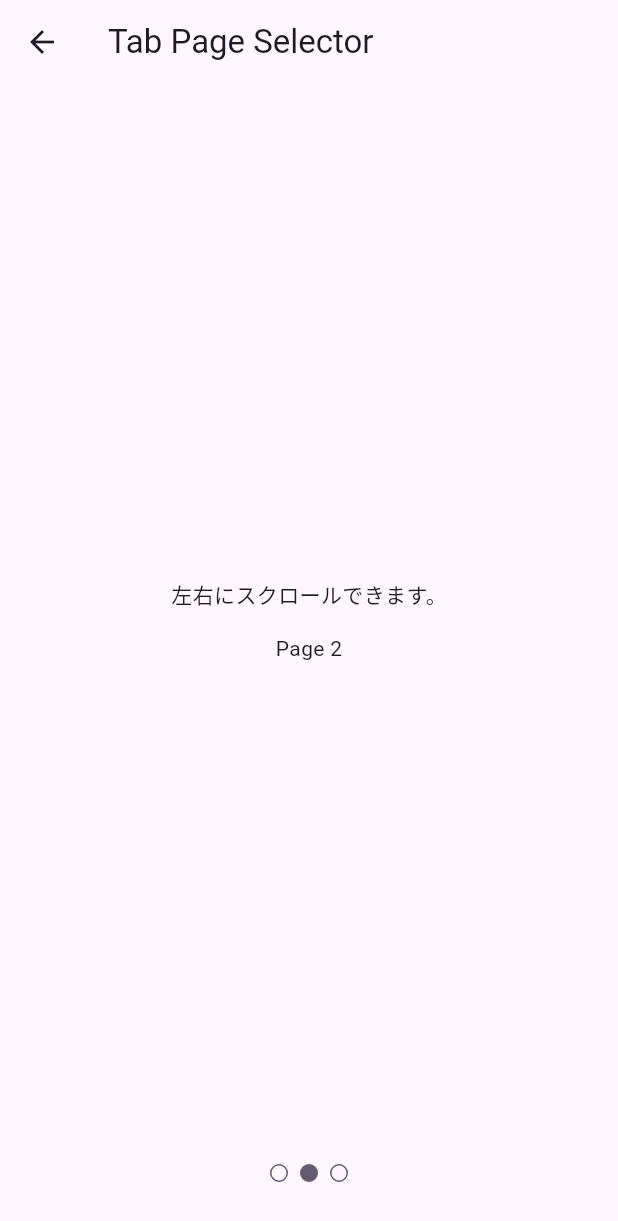
After one commit to cotlra/flutter-ui-sample, a Flutter app: the TabPageSelectorPage screen opened by its route, on a phone screen of 412 x 824 dp. The commit adds this screen. Shown: the top 1221 px of the screen. Run offline on Flutter 3.47's test engine with Material 3 defaults, Android fonts, the light colour scheme and no system bars.

Commit message:
Page View, Tab Page Selectorのページを追加

```diff
--- a/lib/main.dart
+++ b/lib/main.dart
@@ -12,12 +12,14 @@ import 'package:ui_sample/page/draggable_page.dart';
 import 'package:ui_sample/page/flutter_logo_page.dart';
 import 'package:ui_sample/page/input_page.dart';
 import 'package:ui_sample/page/list/list_view_page.dart';
+import 'package:ui_sample/page/page_view_page.dart';
 import 'package:ui_sample/page/placeholder_page.dart';
 import 'package:ui_sample/page/pop_up/menu_anchor_page.dart';
 import 'package:ui_sample/page/pop_up/tooltip_page.dart';
 import 'package:ui_sample/page/root_navigation/bottom_app_bar_page.dart';
 import 'package:ui_sample/page/root_navigation/cupertino_tab_bar_page.dart';
 import 'package:ui_sample/page/stepper_page.dart';
+import 'package:ui_sample/page/tab_page_selector.dart';
 
 import 'data/page_info.dart';
 import 'page/animation/blink_page.dart';
@@ -235,7 +237,17 @@ class MyApp extends StatelessWidget {
       PageInfo(
         pageName: 'Placeholder',
         pageRoute: '/placeholder',
-        page: const PlaceholderPage(title: 'placeholder'),
+        page: const PlaceholderPage(title: 'Placeholder'),
+      ),
+      PageInfo(
+        pageName: 'Page View',
+        pageRoute: '/pageView',
+        page: const PageViewPage(title: 'Page View'),
+      ),
+      PageInfo(
+        pageName: 'Tab Page Selector',
+        pageRoute: '/tabPageSelector',
+        page: const TabPageSelectorPage(title: 'Tab Page Selector'),
       ),
       PageInfo(
         pageName: 'お試しページ',
--- /dev/null
+++ b/lib/page/tab_page_selector.dart
@@ -0,0 +1,70 @@
+import 'package:flutter/material.dart';
+import 'package:ui_sample/const/style_const.dart';
+
+class TabPageSelectorPage extends StatefulWidget {
+  const TabPageSelectorPage({super.key, required this.title});
+
+  final String title;
+
+  @override
+  State<TabPageSelectorPage> createState() => _TabPageSelectorPageState();
+}
+
+class _TabPageSelectorPageState extends State<TabPageSelectorPage>
+    with SingleTickerProviderStateMixin {
+  late TabController _tabController;
+  late PageController _pageController = PageController(initialPage: 1);
+
+  @override
+  void initState() {
+    _tabController = TabController(initialIndex: 1, length: 3, vsync: this);
+  }
+
+  @override
+  Widget build(BuildContext context) {
+    return Scaffold(
+      appBar: AppBar(
+        title: Text(widget.title),
+      ),
+      body: Center(
+        child: Column(
+          mainAxisSize: MainAxisSize.min,
+          children: [
+            Expanded(
+              child: PageView(
+                onPageChanged: (newValue) {
+                  setState(() {
+                    _tabController.index = newValue;
+                  });
+                },
+                controller: _pageController,
+                children: const [
+                  Center(
+                    child: Text('Page 1'),
+                  ),
+                  Center(
+                    child: Column(
+                      mainAxisSize: MainAxisSize.min,
+                      children: [
+                        Text('左右にスクロールできます。'),
+                        StyleConsts.sizedBoxH16,
+                        Text('Page 2'),
+                      ],
+                    ),
+                  ),
+                  Center(
+                    child: Text('Page 3'),
+                  ),
+                ],
+              ),
+            ),
+            TabPageSelector(
+              controller: _tabController,
+            ),
+            StyleConsts.sizedBoxH32,
+          ],
+        ),
+      ),
+    );
+  }
+}
```
Also changed, not shown: lib/page/page_view_page.dart (added, +56 -0 lines).
